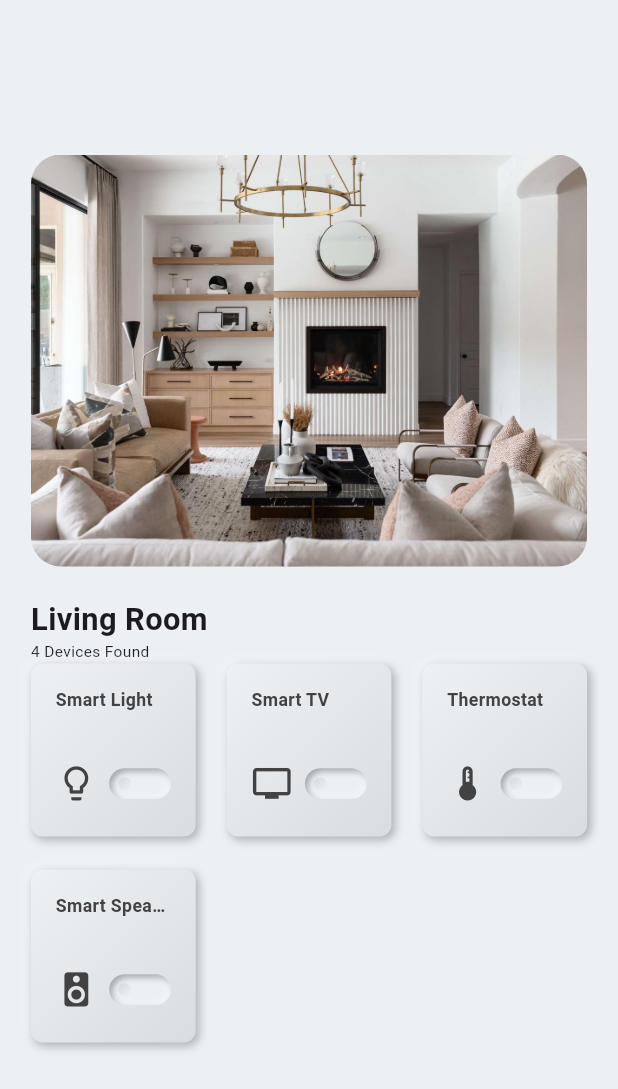
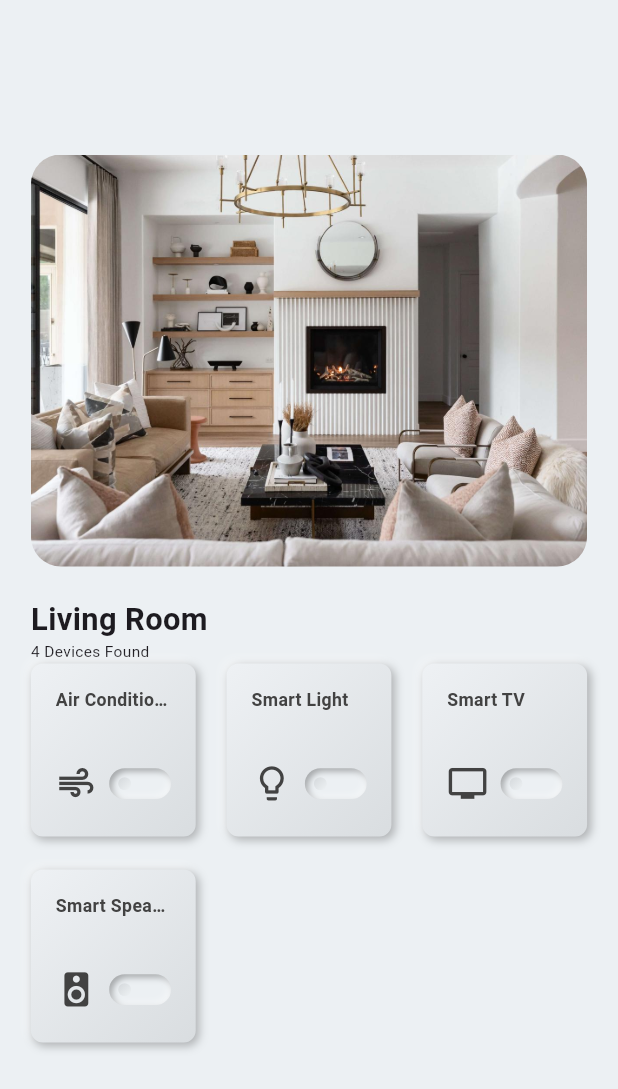
Before and after one commit to Chipsey/flutter-smart-home, a Flutter app: the screen it shows after launch, after a tap on "Living Room", on a phone screen of 412 x 824 dp. Shown: the top 1089 px of the screen. Run offline on Flutter 3.47's test engine with Material 3 defaults, Android fonts, the phone set to English and light mode, and no system bars; our stand-ins replace flutter_neumorphic_plus.

Commit message:
data align

```diff
--- a/lib/screens/detailed-room.dart
+++ b/lib/screens/detailed-room.dart
@@ -1,5 +1,6 @@
 // ignore_for_file: avoid_unnecessary_containers, prefer_const_constructors
 
+import 'package:flutter/cupertino.dart';
 import 'package:flutter/material.dart';
 import 'package:flutter/widgets.dart';
 import 'package:flutter_neumorphic_plus/flutter_neumorphic.dart';
@@ -103,8 +104,12 @@ class _DetailedRoomState extends State<DetailedRoom> {
 class DeviceCard extends StatefulWidget {
   final Device device;
   final double sizePrimary;
-  const DeviceCard(
-      {super.key, required this.device, required this.sizePrimary});
+
+  const DeviceCard({
+    super.key,
+    required this.device,
+    required this.sizePrimary,
+  });
 
   @override
   State<DeviceCard> createState() => _DeviceCardState();
@@ -155,10 +160,13 @@ class _DeviceCardState extends State<DeviceCard> {
                     Row(
                       mainAxisAlignment: MainAxisAlignment.spaceBetween,
                       children: [
-                        Icon(
-                          widget.device.icon,
-                          size: widget.sizePrimary / 3,
-                          color: Colors.grey[800],
+                        Hero(
+                          tag: widget.device.name,
+                          child: Icon(
+                            widget.device.icon,
+                            size: widget.sizePrimary / 3,
+                            color: Colors.grey[800],
+                          ),
                         ),
                         NeumorphicSwitch(
                           value: _switchValue,
--- a/lib/screens/home.dart
+++ b/lib/screens/home.dart
@@ -17,6 +17,11 @@ class Home extends StatelessWidget {
       imageUrl: 'assets/images/living-room.jpeg',
       devices: [
         Device(
+          name: 'Air Conditioner',
+          icon: Icons.air,
+          switchURL: 'http://192.168.1.2/switch3',
+        ),
+        Device(
           name: 'Smart Light',
           icon: Icons.lightbulb_outline,
           switchURL: 'http://192.168.1.2/switch1',
@@ -25,11 +30,6 @@ class Home extends StatelessWidget {
           name: 'Smart TV',
           icon: Icons.tv,
           switchURL: 'http://192.168.1.2/switch2',
-        ),
-        Device(
-          name: 'Thermostat',
-          icon: Icons.thermostat_outlined,
-          switchURL: 'http://192.168.1.2/switch3',
         ),
         Device(
           name: 'Smart Speaker',
```
